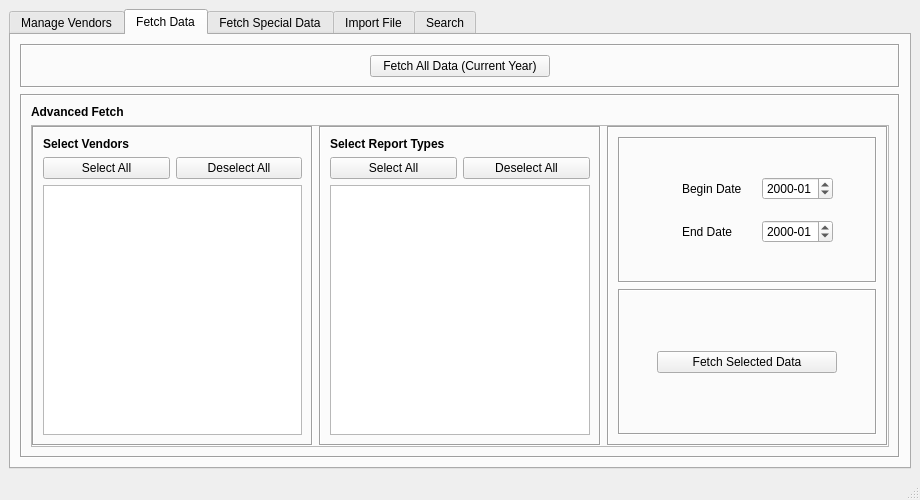
This is ui/MainWindow.ui in CS-4820-Library-Project/COUNTER-5-Report-Tool-2020-5.0 as Qt 5 draws it before an edit. The edited form follows.
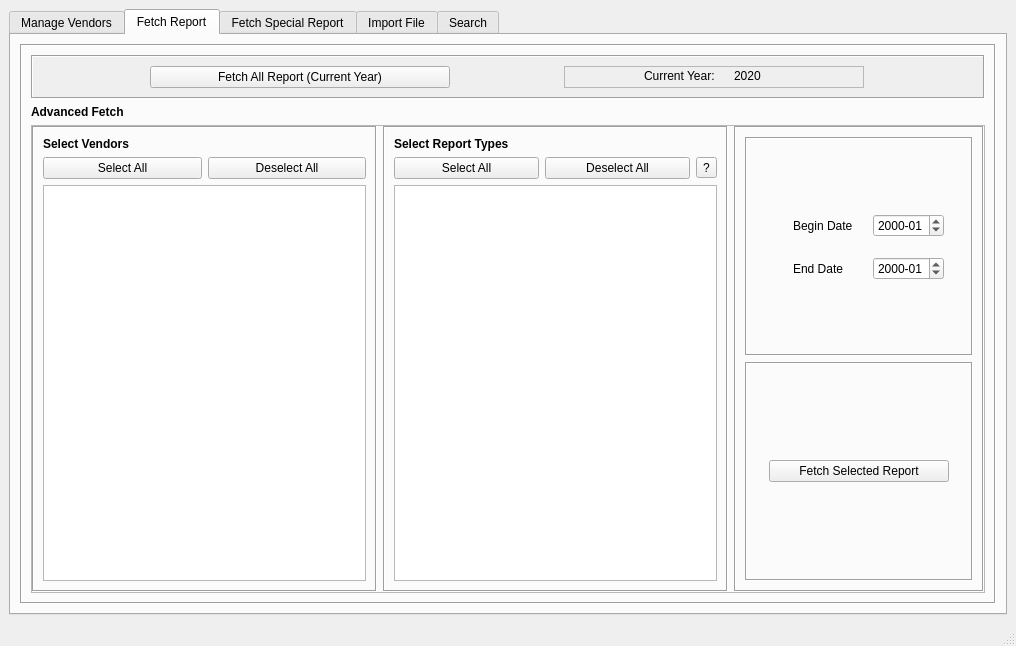
This is the edited form. The open tabs and pages were chosen to show the change.

```diff
--- a/ui/MainWindow.ui
+++ b/ui/MainWindow.ui
@@ -6,8 +6,8 @@
    <rect>
     <x>0</x>
     <y>0</y>
-    <width>920</width>
-    <height>500</height>
+    <width>1016</width>
+    <height>646</height>
    </rect>
   </property>
   <property name="minimumSize">
@@ -23,6 +23,15 @@
    <layout class="QGridLayout" name="gridLayout">
     <item row="0" column="0">
      <widget class="QTabWidget" name="tabWidget">
+      <property name="enabled">
+       <bool>true</bool>
+      </property>
+      <property name="maximumSize">
+       <size>
+        <width>16777215</width>
+        <height>16777215</height>
+       </size>
+      </property>
       <property name="font">
        <font>
         <pointsize>9</pointsize>
@@ -271,17 +280,41 @@
       </widget>
       <widget class="QWidget" name="fetchDataTab">
        <attribute name="title">
-        <string>Fetch Data</string>
+        <string>Fetch Report</string>
        </attribute>
        <layout class="QVBoxLayout" name="verticalLayout_2">
         <item>
+         <widget class="QFrame" name="frame_4">
+          <property name="mouseTracking">
+           <bool>true</bool>
+          </property>
+          <property name="frameShape">
+           <enum>QFrame::Box</enum>
+          </property>
+          <property name="frameShadow">
+           <enum>QFrame::Sunken</enum>
+          </property>
+          <layout class="QVBoxLayout" name="verticalLayout_3">
+           <item>
          <widget class="QFrame" name="frame_3">
+             <property name="enabled">
+              <bool>true</bool>
+             </property>
+             <property name="sizePolicy">
+              <sizepolicy hsizetype="Preferred" vsizetype="Preferred">
+               <horstretch>0</horstretch>
+               <verstretch>0</verstretch>
+              </sizepolicy>
+             </property>
           <property name="maximumSize">
            <size>
-            <width>16777215</width>
+               <width>1000</width>
             <height>50</height>
            </size>
           </property>
+             <property name="autoFillBackground">
+              <bool>true</bool>
+             </property>
           <property name="frameShape">
            <enum>QFrame::Box</enum>
           </property>
@@ -299,27 +332,72 @@
              </property>
              <property name="maximumSize">
               <size>
-               <width>180</width>
+                  <width>300</width>
                <height>16777215</height>
               </size>
              </property>
              <property name="text">
-              <string>Fetch All Data (Current Year)</string>
+                 <string>Fetch All Report (Current Year)</string>
              </property>
             </widget>
            </item>
-          </layout>
-         </widget>
-        </item>
-        <item>
-         <widget class="QFrame" name="frame_4">
+              <item row="0" column="2">
+               <widget class="QFrame" name="frame_28">
+                <property name="maximumSize">
+                 <size>
+                  <width>300</width>
+                  <height>16777215</height>
+                 </size>
+                </property>
           <property name="frameShape">
-           <enum>QFrame::Box</enum>
+                 <enum>QFrame::StyledPanel</enum>
           </property>
           <property name="frameShadow">
-           <enum>QFrame::Sunken</enum>
-          </property>
-          <layout class="QVBoxLayout" name="verticalLayout_3">
+                 <enum>QFrame::Raised</enum>
+                </property>
+                <widget class="QLabel" name="label_year">
+                 <property name="geometry">
+                  <rect>
+                   <x>170</x>
+                   <y>0</y>
+                   <width>41</width>
+                   <height>20</height>
+                  </rect>
+                 </property>
+                 <property name="maximumSize">
+                  <size>
+                   <width>167</width>
+                   <height>16777215</height>
+                  </size>
+                 </property>
+                 <property name="text">
+                  <string>2020</string>
+                 </property>
+                </widget>
+                <widget class="QLabel" name="label_current_year">
+                 <property name="geometry">
+                  <rect>
+                   <x>80</x>
+                   <y>0</y>
+                   <width>100</width>
+                   <height>20</height>
+                  </rect>
+                 </property>
+                 <property name="maximumSize">
+                  <size>
+                   <width>100</width>
+                   <height>16777215</height>
+                  </size>
+                 </property>
+                 <property name="text">
+                  <string>Current Year:</string>
+                 </property>
+                </widget>
+               </widget>
+              </item>
+             </layout>
+            </widget>
+           </item>
            <item>
             <widget class="QLabel" name="label_8">
              <property name="maximumSize">
@@ -502,6 +580,16 @@
                       </property>
                      </widget>
                     </item>
+                    <item>
+                     <widget class="QToolButton" name="toolButton">
+                      <property name="cursor">
+                       <cursorShape>ArrowCursor</cursorShape>
+                      </property>
+                      <property name="text">
+                       <string>?</string>
+                      </property>
+                     </widget>
+                    </item>
                    </layout>
                   </widget>
                  </item>
@@ -529,6 +617,12 @@
                   <height>0</height>
                  </size>
                 </property>
+                <property name="maximumSize">
+                 <size>
+                  <width>250</width>
+                  <height>16777215</height>
+                 </size>
+                </property>
                 <property name="frameShape">
                  <enum>QFrame::Box</enum>
                 </property>
@@ -630,7 +724,7 @@
                        </size>
                       </property>
                       <property name="text">
-                       <string>Fetch Selected Data</string>
+                       <string>Fetch Selected Report</string>
                       </property>
                      </widget>
                     </item>
@@ -650,7 +744,7 @@
       </widget>
       <widget class="QWidget" name="tab_2">
        <attribute name="title">
-        <string>Fetch Special Data</string>
+        <string>Fetch Special Report</string>
        </attribute>
        <layout class="QHBoxLayout" name="horizontalLayout_8">
         <item>
```
Left out of the diff: 8 changed lines with no effect on the pictures. Lines whose indentation alone changed are shown as unchanged.
